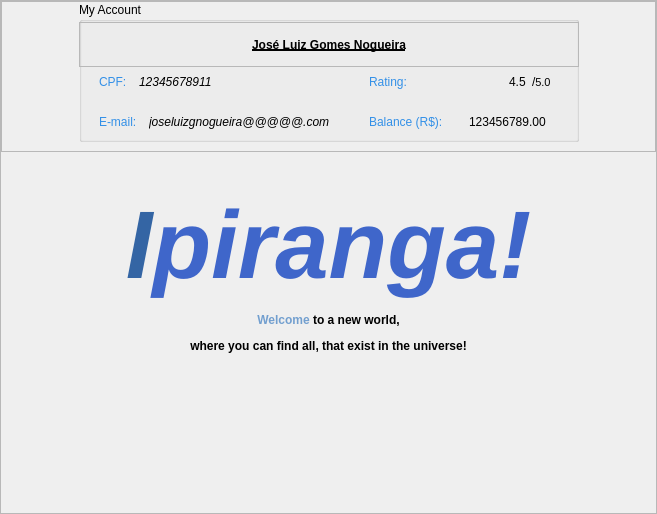
Qt form Ipiranga_GUI/UserPages/initialpage.ui (Hugo-NF/App_Ipiranga) before a commit.
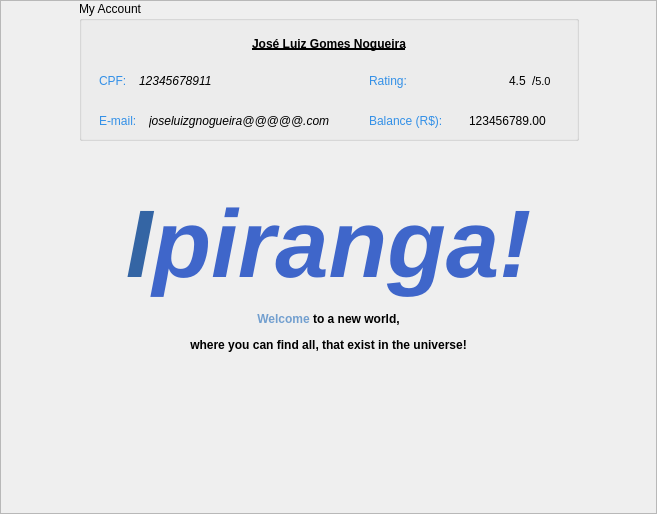
The same form after that commit.

Diff of the .ui file:
```diff
--- a/Ipiranga_GUI/UserPages/initialpage.ui
+++ b/Ipiranga_GUI/UserPages/initialpage.ui
@@ -85,12 +85,6 @@
          <property name="styleSheet">
           <string notr="true"/>
          </property>
-         <property name="frameShape">
-          <enum>QFrame::StyledPanel</enum>
-         </property>
-         <property name="frameShadow">
-          <enum>QFrame::Raised</enum>
-         </property>
          <layout class="QHBoxLayout" name="horizontalLayout">
           <property name="spacing">
            <number>0</number>
@@ -272,12 +266,6 @@
                <height>30</height>
               </size>
              </property>
-             <property name="frameShape">
-              <enum>QFrame::StyledPanel</enum>
-             </property>
-             <property name="frameShadow">
-              <enum>QFrame::Raised</enum>
-             </property>
              <layout class="QHBoxLayout" name="horizontalLayout_2">
               <item>
                <spacer name="horizontalSpacer_3">
```
